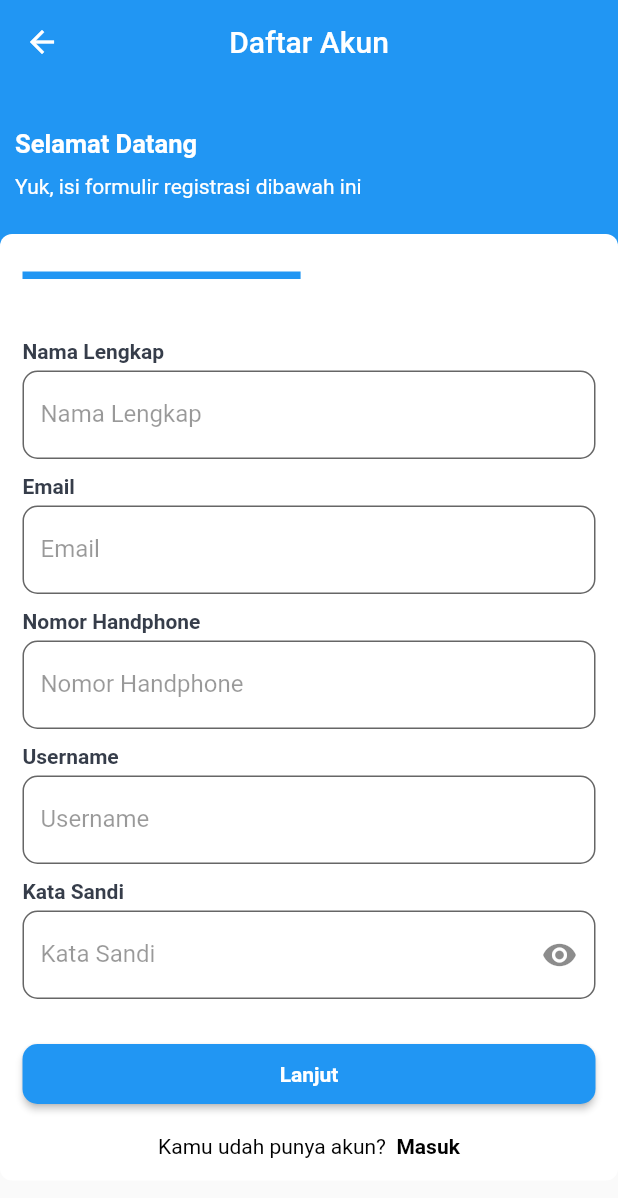
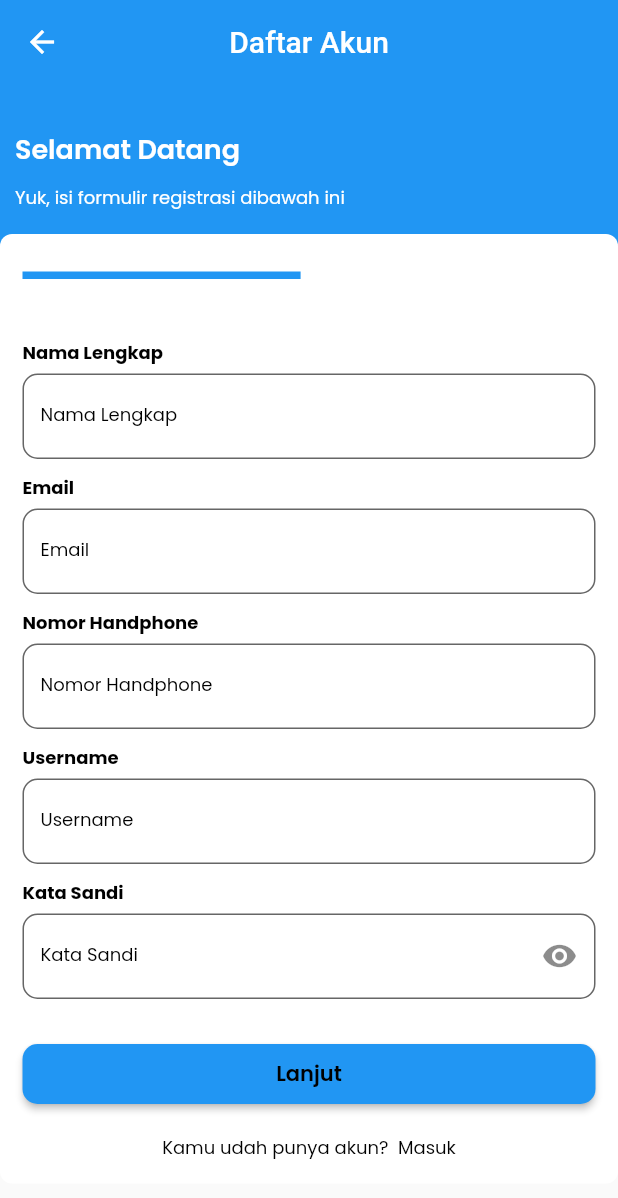
Before and after one commit to Kelompok-2-Capstone-Alterra-Academy/flutter-repo, a Flutter app: the RegisterScreen screen opened by its route, on a phone screen of 412 x 824 dp. Shown: the top 1198 px of the screen. Run offline on Flutter 3.47's test engine with Material 2 defaults, Android fonts, the phone set to English and light mode, and no system bars; our stand-ins replace flutter_svg, google_fonts; missing offline and left inert: dart:ffi.

Commit message:
fix: style font code

```diff
--- a/lib/views/screen/auth/register/main/register_screen.dart
+++ b/lib/views/screen/auth/register/main/register_screen.dart
@@ -1,5 +1,5 @@
-
 import 'package:flutter/material.dart';
+import 'package:google_fonts/google_fonts.dart';
 import 'package:staredu/utils/color/color.dart';
 
 class RegisterScreen extends StatefulWidget {
@@ -41,21 +41,24 @@ class _RegisterScreenState extends State<RegisterScreen> {
               child: Container(
                 color: primaryColor,
                 padding: const EdgeInsets.all(10),
-                child: Column(children: const [
+                child: Column(children: [
                   Align(
                       alignment: Alignment.topLeft,
                       child: Text('Selamat Datang',
-                          style: TextStyle(
+                          style: GoogleFonts.poppins(
+                              fontSize: 18,
                               color: whiteColor,
-                              fontWeight: FontWeight.bold,
-                              fontSize: 17))),
-                  SizedBox(
+                              fontWeight: FontWeight.w600))),
+                  const SizedBox(
                     height: 10,
                   ),
                   Align(
                     alignment: Alignment.topLeft,
                     child: Text('Yuk, isi formulir registrasi dibawah ini',
-                        style: TextStyle(color: whiteColor)),
+                        style: GoogleFonts.poppins(
+                            fontSize: 12,
+                            color: whiteColor,
+                            fontWeight: FontWeight.w400)),
                   )
                 ]),
               ),
@@ -100,12 +103,11 @@ class _RegisterScreenState extends State<RegisterScreen> {
                           mainAxisAlignment: MainAxisAlignment.start,
                           crossAxisAlignment: CrossAxisAlignment.start,
                           children: [
-                            const Text(
-                              "Nama Lengkap",
-                              style: TextStyle(
-                                  color: Color(0xff363d4a),
-                                  fontWeight: FontWeight.w700),
-                            ),
+                            Text("Nama Lengkap",
+                                style: GoogleFonts.poppins(
+                                    color: blackColor,
+                                    fontSize: 12,
+                                    fontWeight: FontWeight.w700)),
                             const SizedBox(
                               height: 5,
                             ),
@@ -115,16 +117,20 @@ class _RegisterScreenState extends State<RegisterScreen> {
                               maxLength: 28,
                               autocorrect: false,
                               textInputAction: TextInputAction.next,
-                              style: const TextStyle(
+                              style: GoogleFonts.poppins(
                                 color: blackColor,
+                                fontSize: 12,
                                 fontWeight: FontWeight.w400,
                               ),
                               cursorColor: const Color(0xff00c2cb),
                               decoration: InputDecoration(
                                 counterText: "",
                                 labelText: "Nama Lengkap",
-                                labelStyle: TextStyle(
-                                    color: blackColor.withOpacity(0.4)),
+                                labelStyle: GoogleFonts.poppins(
+                                  color: blackColor,
+                                  fontSize: 12,
+                                  fontWeight: FontWeight.w400,
+                                ),
                                 filled: true,
                                 floatingLabelBehavior:
                                     FloatingLabelBehavior.never,
@@ -143,12 +149,11 @@ class _RegisterScreenState extends State<RegisterScreen> {
                           mainAxisAlignment: MainAxisAlignment.start,
                           crossAxisAlignment: CrossAxisAlignment.start,
                           children: [
-                            const Text(
-                              "Email",
-                              style: TextStyle(
-                                  color: Color(0xff363d4a),
-                                  fontWeight: FontWeight.w700),
-                            ),
+                            Text("Email",
+                                style: GoogleFonts.poppins(
+                                    color: blackColor,
+                                    fontSize: 12,
+                                    fontWeight: FontWeight.w700)),
                             const SizedBox(
                               height: 5,
                             ),
@@ -158,16 +163,20 @@ class _RegisterScreenState extends State<RegisterScreen> {
                               maxLength: 28,
                               autocorrect: false,
                               textInputAction: TextInputAction.next,
-                              style: const TextStyle(
+                              style: GoogleFonts.poppins(
                                 color: blackColor,
+                                fontSize: 12,
                                 fontWeight: FontWeight.w400,
                               ),
                               cursorColor: const Color(0xff00c2cb),
                               decoration: InputDecoration(
                                 counterText: "",
                                 labelText: "Email",
-                                labelStyle: TextStyle(
-                                    color: blackColor.withOpacity(0.4)),
+                                labelStyle: GoogleFonts.poppins(
+                                  color: blackColor,
+                                  fontSize: 12,
+                                  fontWeight: FontWeight.w400,
+                                ),
                                 filled: true,
                                 floatingLabelBehavior:
                                     FloatingLabelBehavior.never,
@@ -186,12 +195,11 @@ class _RegisterScreenState extends State<RegisterScreen> {
                           mainAxisAlignment: MainAxisAlignment.start,
                           crossAxisAlignment: CrossAxisAlignment.start,
                           children: [
-                            const Text(
-                              "Nomor Handphone",
-                              style: TextStyle(
-                                  color: Color(0xff363d4a),
-                                  fontWeight: FontWeight.w700),
-                            ),
+                            Text("Nomor Handphone",
+                                style: GoogleFonts.poppins(
+                                    color: blackColor,
+                                    fontSize: 12,
+                                    fontWeight: FontWeight.w700)),
                             const SizedBox(
                               height: 5,
                             ),
@@ -201,16 +209,20 @@ class _RegisterScreenState extends State<RegisterScreen> {
                               maxLength: 28,
                               autocorrect: false,
                               textInputAction: TextInputAction.next,
-                              style: const TextStyle(
+                              style: GoogleFonts.poppins(
                                 color: blackColor,
+                                fontSize: 12,
                                 fontWeight: FontWeight.w400,
                               ),
                               cursorColor: const Color(0xff00c2cb),
                               decoration: InputDecoration(
                                 counterText: "",
                                 labelText: "Nomor Handphone",
-                                labelStyle: TextStyle(
-                                    color: blackColor.withOpacity(0.4)),
+                                labelStyle: GoogleFonts.poppins(
+                                  color: blackColor,
+                                  fontSize: 12,
+                                  fontWeight: FontWeight.w400,
+                                ),
                                 filled: true,
                                 floatingLabelBehavior:
                                     FloatingLabelBehavior.never,
@@ -229,12 +241,11 @@ class _RegisterScreenState extends State<RegisterScreen> {
                           mainAxisAlignment: MainAxisAlignment.start,
                           crossAxisAlignment: CrossAxisAlignment.start,
                           children: [
-                            const Text(
-                              "Username",
-                              style: TextStyle(
-                                  color: Color(0xff363d4a),
-                                  fontWeight: FontWeight.w700),
-                            ),
+                            Text("Username",
+                                style: GoogleFonts.poppins(
+                                    color: blackColor,
+                                    fontSize: 12,
+                                    fontWeight: FontWeight.w700)),
                             const SizedBox(
                               height: 5,
                             ),
@@ -244,16 +255,20 @@ class _RegisterScreenState extends State<RegisterScreen> {
                               maxLength: 28,
                               autocorrect: false,
                               textInputAction: TextInputAction.next,
-                              style: const TextStyle(
+                              style: GoogleFonts.poppins(
                                 color: blackColor,
+                                fontSize: 12,
                                 fontWeight: FontWeight.w400,
                               ),
                               cursorColor: const Color(0xff00c2cb),
                               decoration: InputDecoration(
                                 counterText: "",
                                 labelText: "Username",
-                                labelStyle: TextStyle(
-                                    color: blackColor.withOpacity(0.4)),
+                                labelStyle: GoogleFonts.poppins(
+                                  color: blackColor,
+                                  fontSize: 12,
+                                  fontWeight: FontWeight.w400,
+                                ),
                                 filled: true,
                                 floatingLabelBehavior:
                                     FloatingLabelBehavior.never,
@@ -272,12 +287,11 @@ class _RegisterScreenState extends State<RegisterScreen> {
                           mainAxisAlignment: MainAxisAlignment.start,
                           crossAxisAlignment: CrossAxisAlignment.start,
                           children: [
-                            const Text(
-                              "Kata Sandi",
-                              style: TextStyle(
-                                  color: Color(0xff363d4a),
-                                  fontWeight: FontWeight.w700),
-                            ),
+                            Text("Kata Sandi",
+                                style: GoogleFonts.poppins(
+                                    color: blackColor,
+                                    fontSize: 12,
+                                    fontWeight: FontWeight.w700)),
                             const SizedBox(
                               height: 5,
                             ),
@@ -287,8 +301,9 @@ class _RegisterScreenState extends State<RegisterScreen> {
                               maxLength: 20,
                               autocorrect: false,
                               textInputAction: TextInputAction.next,
-                              style: const TextStyle(
+                              style: GoogleFonts.poppins(
                                 color: blackColor,
+                                fontSize: 12,
                                 fontWeight: FontWeight.w400,
                               ),
                               cursorColor: const Color(0xff00c2cb),
@@ -308,8 +323,11 @@ class _RegisterScreenState extends State<RegisterScreen> {
                                 ),
                                 counterText: "",
                                 labelText: "Kata Sandi",
-                                labelStyle: TextStyle(
-                                    color: blackColor.withOpacity(0.4)),
+                                labelStyle: GoogleFonts.poppins(
+                                  color: blackColor,
+                                  fontSize: 12,
+                                  fontWeight: FontWeight.w400,
+                                ),
                                 filled: true,
                                 floatingLabelBehavior:
                                     FloatingLabelBehavior.never,
@@ -350,11 +368,11 @@ class _RegisterScreenState extends State<RegisterScreen> {
                             onPressed: () {
                               if (_formkey.currentState!.validate()) {}
                             },
-                            child: const Text(
-                              "Lanjut",
-                              style: TextStyle(
-                                  fontWeight: FontWeight.bold, fontSize: 14),
-                            ),
+                            child: Text("Lanjut",
+                                style: GoogleFonts.poppins(
+                                    color: blackColor,
+                                    fontSize: 14,
+                                    fontWeight: FontWeight.w600)),
                           ),
                         ),
                         const SizedBox(
@@ -363,20 +381,26 @@ class _RegisterScreenState extends State<RegisterScreen> {
                         Row(
                           mainAxisAlignment: MainAxisAlignment.center,
                           children: [
-                            const Text("Kamu udah punya akun?",
-                                style:
-                                    TextStyle(color: blackColor, fontSize: 14)),
+                            Text(
+                              "Kamu udah punya akun?",
+                              style: GoogleFonts.poppins(
+                                color: blackColor,
+                                fontSize: 12,
+                                fontWeight: FontWeight.w400,
+                              ),
+                            ),
                             GestureDetector(
                               onTap: () {
                                 // Navigator.pushNamedAndRemoveUntil(
                                 //     context, SignUpScreen.routeName, (route) => false);
                               },
-                              child: const Text(
+                              child: Text(
                                 "  Masuk",
-                                style: TextStyle(
-                                    color: blackColor,
-                                    fontWeight: FontWeight.bold,
-                                    fontSize: 14),
+                                style: GoogleFonts.poppins(
+                                  color: blackColor,
+                                  fontSize: 12,
+                                  fontWeight: FontWeight.w400,
+                                ),
                               ),
                             ),
                           ],
```
Also changed, not shown: lib/views/screen/auth/forgot_password/main/forgot_password_screen.dart (+29 -21 lines), lib/views/screen/auth/forgot_password/otp_verification/otp_verification_screen.dart (+38 -30 lines), lib/views/screen/auth/forgot_password/reset_password/reset_password.dart (+57 -45 lines), lib/views/screen/auth/login/login_screen.dart (+51 -49 lines), lib/views/screen/auth/register/account_verification/account_verification.dart (+62 -42 lines), lib/views/screen/edit_profile/edit_profile.dart (+5 -5 lines), lib/views/screen/home/home_screen.dart (+23 -15 lines), lib/widgets/button/button_text.dart (+5 -4 lines), lib/widgets/card/card_mentor.dart (+7 -1 lines), lib/widgets/row/row_text.dart (+6 -2 lines).
